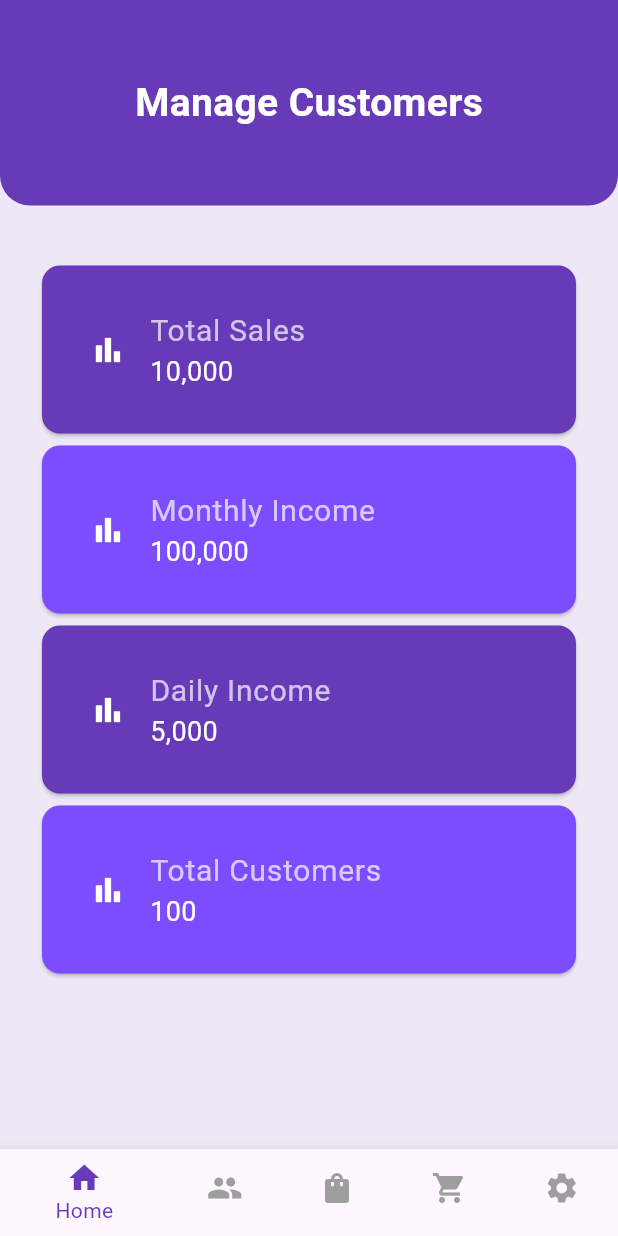
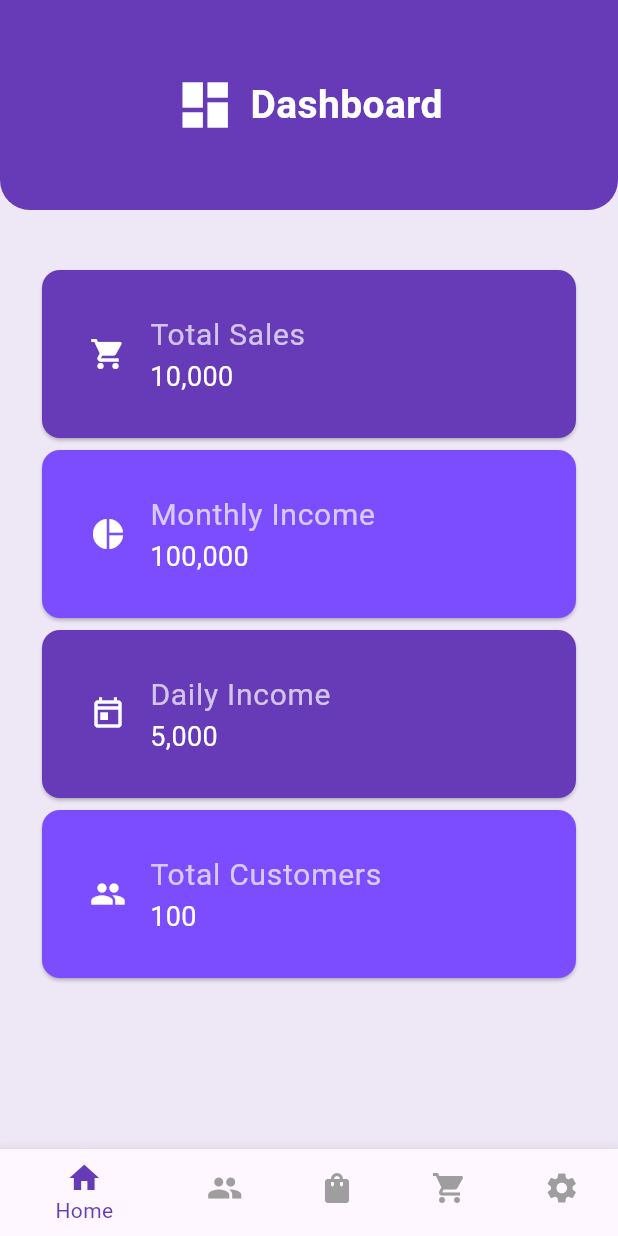
Before and after one commit to Sandun-Induranga/Mobile-POS, a Flutter app: the screen it shows after launch, on a phone screen of 412 x 824 dp. Run offline on Flutter 3.47's test engine with Material 3 defaults, Android fonts, the phone set to English and light mode, and no system bars; our stand-ins replace sqflite; accounts and stored records are empty.

Commit message:
Dashboard Updated

```diff
--- a/lib/ui/pages/home_page/home_page_view.dart
+++ b/lib/ui/pages/home_page/home_page_view.dart
@@ -24,10 +24,17 @@ class Homepage extends StatelessWidget {
             alignment: Alignment.center,
             child: const Padding(
               padding: EdgeInsets.symmetric(vertical: 50),
-              child: Column(
+              child: Row(
+                mainAxisAlignment: MainAxisAlignment.center,
                 children: [
+                  Icon(
+                    Icons.dashboard,
+                    size: 40,
+                    color: Colors.white,
+                  ),
+                  SizedBox(width: 10),
                   Text(
-                    'Manage Customers',
+                    'Dashboard',
                     style: TextStyle(
                       fontSize: 26,
                       fontWeight: FontWeight.bold,
@@ -51,7 +58,7 @@ class Homepage extends StatelessWidget {
                       vertical: 20,
                     ),
                     child: ListTile(
-                      leading: Icon(Icons.bar_chart, color: Colors.white),
+                      leading: Icon(Icons.shopping_cart, color: Colors.white),
                       title: Text(
                         'Total Sales',
                         style: TextStyle(
@@ -77,7 +84,7 @@ class Homepage extends StatelessWidget {
                       vertical: 20,
                     ),
                     child: ListTile(
-                      leading: Icon(Icons.bar_chart, color: Colors.white),
+                      leading: Icon(Icons.pie_chart, color: Colors.white),
                       title: Text(
                         'Monthly Income',
                         style: TextStyle(
@@ -103,7 +110,7 @@ class Homepage extends StatelessWidget {
                       vertical: 20,
                     ),
                     child: ListTile(
-                      leading: Icon(Icons.bar_chart, color: Colors.white),
+                      leading: Icon(Icons.today_outlined, color: Colors.white),
                       title: Text(
                         'Daily Income',
                         style: TextStyle(
@@ -129,7 +136,7 @@ class Homepage extends StatelessWidget {
                       vertical: 20,
                     ),
                     child: ListTile(
-                      leading: Icon(Icons.bar_chart, color: Colors.white),
+                      leading: Icon(Icons.people, color: Colors.white),
                       title: Text(
                         'Total Customers',
                         style: TextStyle(
```
